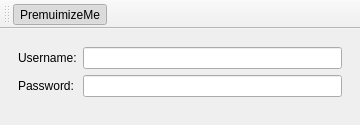
This is Server/src/ui/preferences/preferenceswindow.ui in Kampfgnom/MorQ as Qt 5 draws it before an edit. The edited form follows.
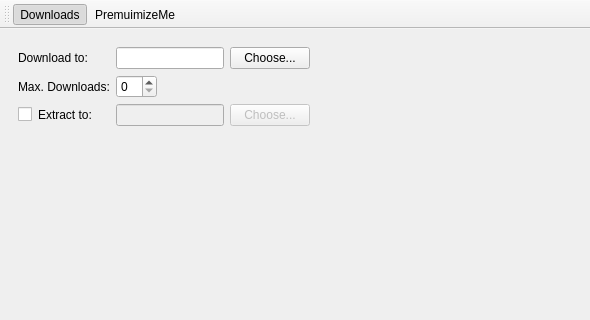
This is the edited form.

Commit message: Downloads can now be started and download nicely. Fixed some captcha issues. Refined parts of the UI.

Diff of the .ui file:
```diff
--- a/Server/src/ui/preferences/preferenceswindow.ui
+++ b/Server/src/ui/preferences/preferenceswindow.ui
@@ -6,8 +6,8 @@
    <rect>
     <x>0</x>
     <y>0</y>
-    <width>360</width>
-    <height>125</height>
+    <width>590</width>
+    <height>320</height>
    </rect>
   </property>
   <property name="windowTitle">
@@ -20,7 +20,106 @@
    <layout class="QVBoxLayout" name="verticalLayout">
     <item>
      <widget class="QStackedWidget" name="stackedWidget">
-      <widget class="QWidget" name="page">
+      <widget class="QWidget" name="pageDownloads">
+       <layout class="QFormLayout" name="formLayout_2">
+        <property name="fieldGrowthPolicy">
+         <enum>QFormLayout::FieldsStayAtSizeHint</enum>
+        </property>
+        <item row="1" column="1">
+         <layout class="QHBoxLayout" name="horizontalLayout">
+          <property name="topMargin">
+           <number>0</number>
+          </property>
+          <property name="rightMargin">
+           <number>0</number>
+          </property>
+          <item>
+           <widget class="QLineEdit" name="lineEditDownloadFolder"/>
+          </item>
+          <item>
+           <widget class="QPushButton" name="pushButtonChooseDownloadFolder">
+            <property name="text">
+             <string>Choose...</string>
+            </property>
+           </widget>
+          </item>
+         </layout>
+        </item>
+        <item row="1" column="0">
+         <widget class="QLabel" name="label_3">
+          <property name="text">
+           <string>Download to:</string>
+          </property>
+         </widget>
+        </item>
+        <item row="3" column="0">
+         <layout class="QHBoxLayout" name="horizontalLayout_3">
+          <property name="topMargin">
+           <number>0</number>
+          </property>
+          <property name="rightMargin">
+           <number>0</number>
+          </property>
+          <item>
+           <widget class="QCheckBox" name="checkBoxEnableExtract">
+            <property name="text">
+             <string/>
+            </property>
+           </widget>
+          </item>
+          <item>
+           <widget class="QLabel" name="label_4">
+            <property name="text">
+             <string>Extract to:</string>
+            </property>
+           </widget>
+          </item>
+         </layout>
+        </item>
+        <item row="3" column="1">
+         <layout class="QHBoxLayout" name="horizontalLayout_2">
+          <property name="topMargin">
+           <number>0</number>
+          </property>
+          <property name="rightMargin">
+           <number>0</number>
+          </property>
+          <item>
+           <widget class="QLineEdit" name="lineEditExtractFolder">
+            <property name="enabled">
+             <bool>false</bool>
+            </property>
+           </widget>
+          </item>
+          <item>
+           <widget class="QPushButton" name="pushButtonChooseExtractFolder">
+            <property name="enabled">
+             <bool>false</bool>
+            </property>
+            <property name="text">
+             <string>Choose...</string>
+            </property>
+           </widget>
+          </item>
+         </layout>
+        </item>
+        <item row="2" column="0">
+         <widget class="QLabel" name="label_5">
+          <property name="text">
+           <string>Max. Downloads:</string>
+          </property>
+         </widget>
+        </item>
+        <item row="2" column="1">
+         <widget class="QSpinBox" name="spinBoxMaxDownloads">
+          <property name="value">
+           <number>0</number>
+          </property>
+         </widget>
+        </item>
+       </layout>
+      </widget>
+      <widget class="QWidget" name="pagePremiumize">
        <layout class="QFormLayout" name="formLayout">
         <item row="0" column="0">
          <widget class="QLabel" name="label_2">
@@ -66,6 +165,7 @@
    <attribute name="toolBarBreak">
     <bool>false</bool>
    </attribute>
+   <addaction name="actionDownloads"/>
    <addaction name="actionPremuimizeMe"/>
   </widget>
   <action name="actionPremuimizeMe">
@@ -73,7 +173,7 @@
     <bool>true</bool>
    </property>
    <property name="checked">
-    <bool>true</bool>
+    <bool>false</bool>
    </property>
    <property name="text">
     <string>PremuimizeMe</string>
@@ -82,6 +182,17 @@
     <string>PremuimizeMe</string>
    </property>
   </action>
+  <action name="actionDownloads">
+   <property name="checkable">
+    <bool>true</bool>
+   </property>
+   <property name="checked">
+    <bool>true</bool>
+   </property>
+   <property name="text">
+    <string>Downloads</string>
+   </property>
+  </action>
  </widget>
  <resources/>
  <connections/>
```
Left out of the diff: 1 changed line with no effect on the pictures. The commit also changes 30 other files.
